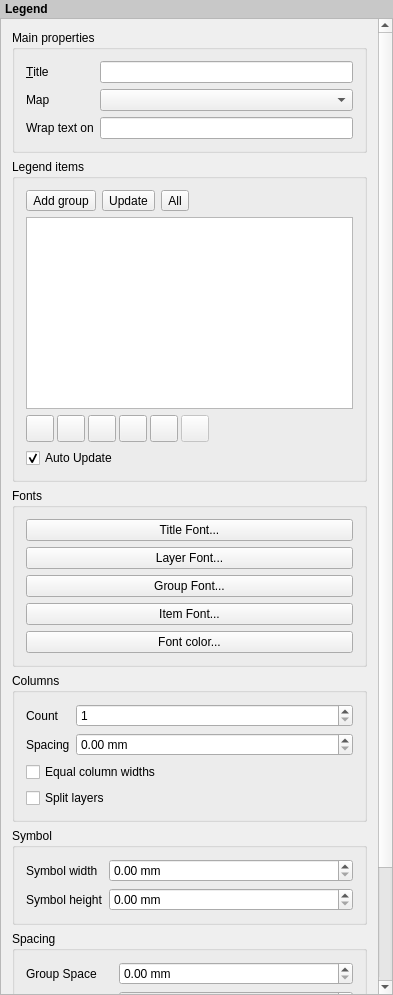
First picture: the form in src/ui/qgscomposerlegendwidgetbase.ui, repository carsmie/QGIS, before the edit.
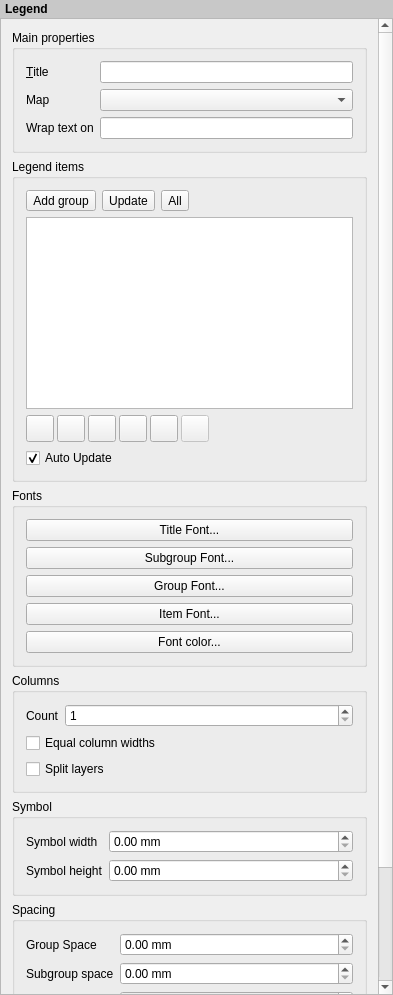
Second picture: the form after the edit. Icons and pictures are not drawn. Custom widgets are drawn as their Qt base class.

```diff
--- a/src/ui/qgscomposerlegendwidgetbase.ui
+++ b/src/ui/qgscomposerlegendwidgetbase.ui
@@ -54,9 +54,9 @@
       <property name="geometry">
        <rect>
         <x>0</x>
-        <y>-150</y>
-        <width>376</width>
-        <height>1186</height>
+        <y>-118</y>
+        <width>369</width>
+        <height>1088</height>
        </rect>
       </property>
       <layout class="QVBoxLayout" name="mainLayout">
@@ -377,7 +377,7 @@
           <item>
            <widget class="QPushButton" name="mLayerFontButton">
             <property name="text">
-             <string>Layer Font...</string>
+             <string>Subgroup Font...</string>
             </property>
            </widget>
           </item>
@@ -443,14 +443,14 @@
             </property>
            </widget>
           </item>
-          <item row="4" column="0" colspan="2">
+          <item row="3" column="0" colspan="2">
            <widget class="QCheckBox" name="mEqualColumnWidthCheckBox">
             <property name="text">
              <string>Equal column widths</string>
             </property>
            </widget>
           </item>
-          <item row="5" column="0" colspan="2">
+          <item row="4" column="0" colspan="2">
            <widget class="QCheckBox" name="mSplitLayerCheckBox">
             <property name="toolTip">
              <string>Allow to split layer items into multiple columns.</string>
@@ -460,23 +460,6 @@
             </property>
            </widget>
           </item>
-          <item row="2" column="0">
-           <widget class="QLabel" name="label_10">
-            <property name="text">
-             <string>Spacing</string>
-            </property>
-           </widget>
-          </item>
-          <item row="2" column="1">
-           <widget class="QDoubleSpinBox" name="mColumnSpaceSpinBox">
-            <property name="prefix">
-             <string/>
-            </property>
-            <property name="suffix">
-             <string> mm</string>
-            </property>
-           </widget>
-          </item>
          </layout>
         </widget>
        </item>
@@ -582,7 +565,7 @@
           <item row="1" column="0">
            <widget class="QLabel" name="label_6">
             <property name="text">
-             <string>Layer space</string>
+             <string>Subgroup space</string>
             </property>
             <property name="wordWrap">
              <bool>true</bool>
@@ -659,6 +642,23 @@
             </property>
            </widget>
           </item>
+          <item row="5" column="0">
+           <widget class="QLabel" name="label_12">
+            <property name="text">
+             <string>Column space</string>
+            </property>
+           </widget>
+          </item>
+          <item row="5" column="1">
+           <widget class="QDoubleSpinBox" name="mColumnSpaceSpinBox">
+            <property name="prefix">
+             <string/>
+            </property>
+            <property name="suffix">
+             <string> mm</string>
+            </property>
+           </widget>
+          </item>
          </layout>
         </widget>
        </item>
```
Left out of the diff: 21 changed lines with no effect on the pictures.
